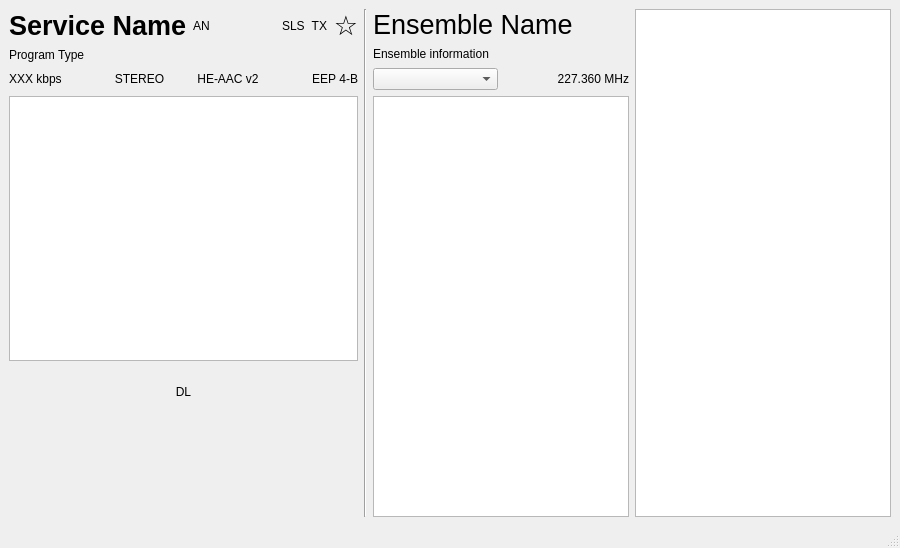
Old version of the form gui/mainwindow.ui in the repository KejPi/AbracaDABra.
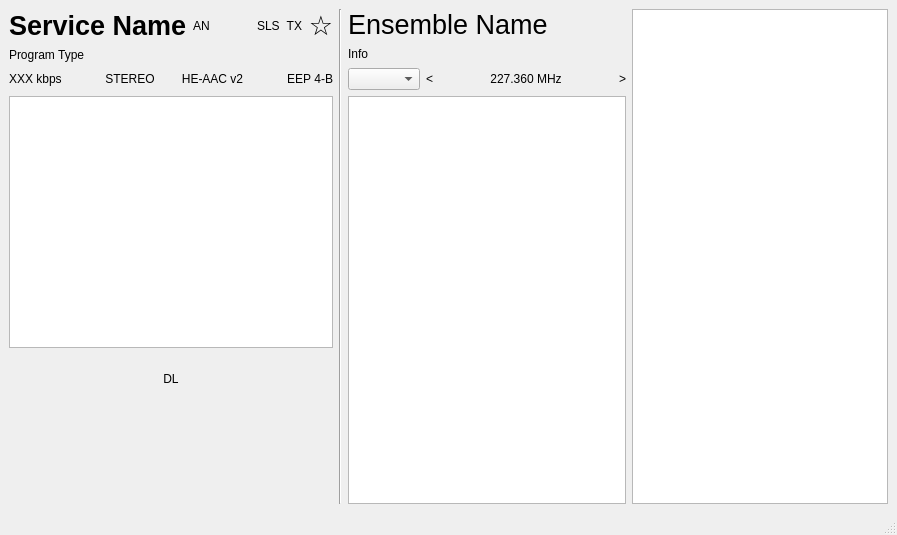
New version of the form. Custom widgets are drawn as their Qt base class.

Commit message: feat: Channel Up/Down buttons added to expert UI

The edit to the form file:
```diff
--- a/gui/mainwindow.ui
+++ b/gui/mainwindow.ui
@@ -6,8 +6,8 @@
    <rect>
     <x>0</x>
     <y>0</y>
-    <width>900</width>
-    <height>548</height>
+    <width>897</width>
+    <height>535</height>
    </rect>
   </property>
   <property name="sizePolicy">
@@ -150,7 +150,7 @@
       <item>
        <widget class="QLabel" name="ensembleInfoLabel">
         <property name="text">
-         <string notr="true">Ensemble information</string>
+         <string notr="true">Info</string>
         </property>
        </widget>
       </item>
@@ -247,13 +247,47 @@
        </property>
        <item>
         <widget class="QComboBox" name="channelCombo">
+         <property name="sizePolicy">
+          <sizepolicy hsizetype="Minimum" vsizetype="Fixed">
+           <horstretch>0</horstretch>
+           <verstretch>0</verstretch>
+          </sizepolicy>
+         </property>
          <property name="focusPolicy">
           <enum>Qt::ClickFocus</enum>
          </property>
         </widget>
        </item>
+       <item>
+        <widget class="ClickableLabel" name="channelDown">
+         <property name="sizePolicy">
+          <sizepolicy hsizetype="Minimum" vsizetype="Preferred">
+           <horstretch>0</horstretch>
+           <verstretch>0</verstretch>
+          </sizepolicy>
+         </property>
+         <property name="maximumSize">
+          <size>
+           <width>15</width>
+           <height>16777215</height>
+          </size>
+         </property>
+         <property name="text">
+          <string notr="true">&lt;</string>
+         </property>
+         <property name="alignment">
+          <set>Qt::AlignCenter</set>
+         </property>
+        </widget>
+       </item>
        <item>
         <widget class="QLabel" name="frequencyLabel">
+         <property name="sizePolicy">
+          <sizepolicy hsizetype="Expanding" vsizetype="Preferred">
+           <horstretch>0</horstretch>
+           <verstretch>0</verstretch>
+          </sizepolicy>
+         </property>
          <property name="toolTip">
           <string>Current frequency</string>
          </property>
@@ -261,7 +295,29 @@
           <string>227.360 MHz</string>
          </property>
          <property name="alignment">
-          <set>Qt::AlignRight|Qt::AlignTrailing|Qt::AlignVCenter</set>
+          <set>Qt::AlignCenter</set>
+         </property>
+        </widget>
+       </item>
+       <item>
+        <widget class="ClickableLabel" name="channelUp">
+         <property name="sizePolicy">
+          <sizepolicy hsizetype="Minimum" vsizetype="Preferred">
+           <horstretch>0</horstretch>
+           <verstretch>0</verstretch>
+          </sizepolicy>
+         </property>
+         <property name="maximumSize">
+          <size>
+           <width>15</width>
+           <height>16777215</height>
+          </size>
+         </property>
+         <property name="text">
+          <string notr="true">&gt;</string>
+         </property>
+         <property name="alignment">
+          <set>Qt::AlignCenter</set>
          </property>
         </widget>
        </item>
@@ -471,8 +527,8 @@
         <rect>
          <x>0</x>
          <y>0</y>
-         <width>327</width>
-         <height>113</height>
+         <width>324</width>
+         <height>100</height>
         </rect>
        </property>
        <layout class="QVBoxLayout" name="verticalLayout_2">
```
Left out of the diff: 4 changed lines with no effect on the pictures. The commit also changes 2 other files.
